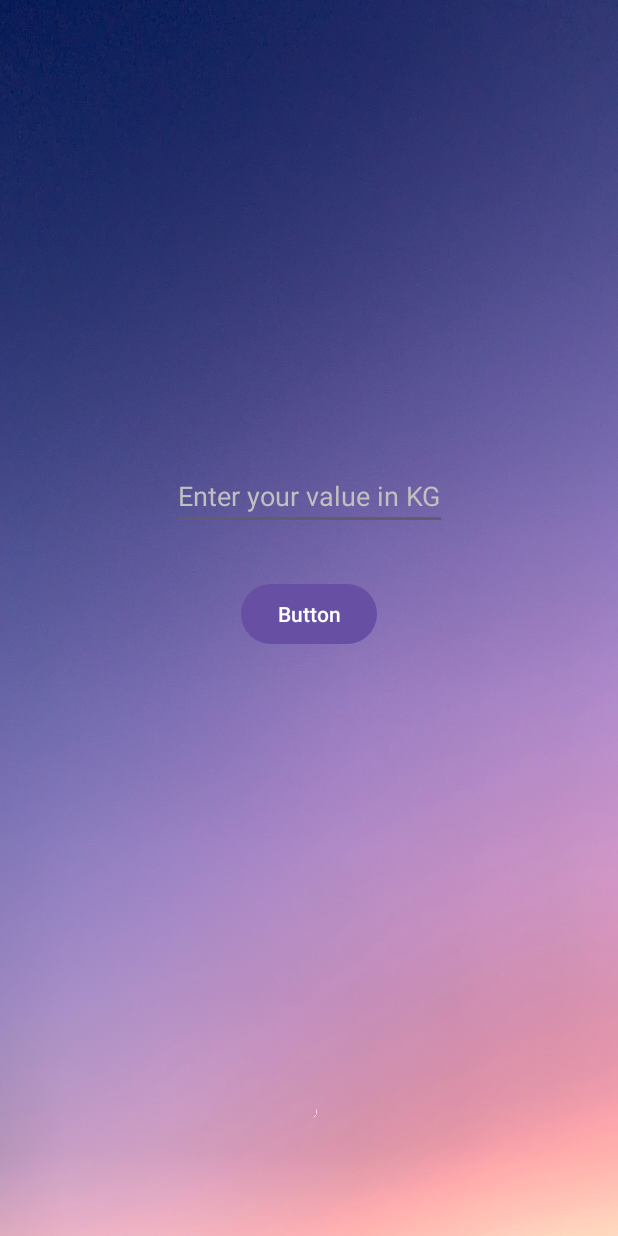
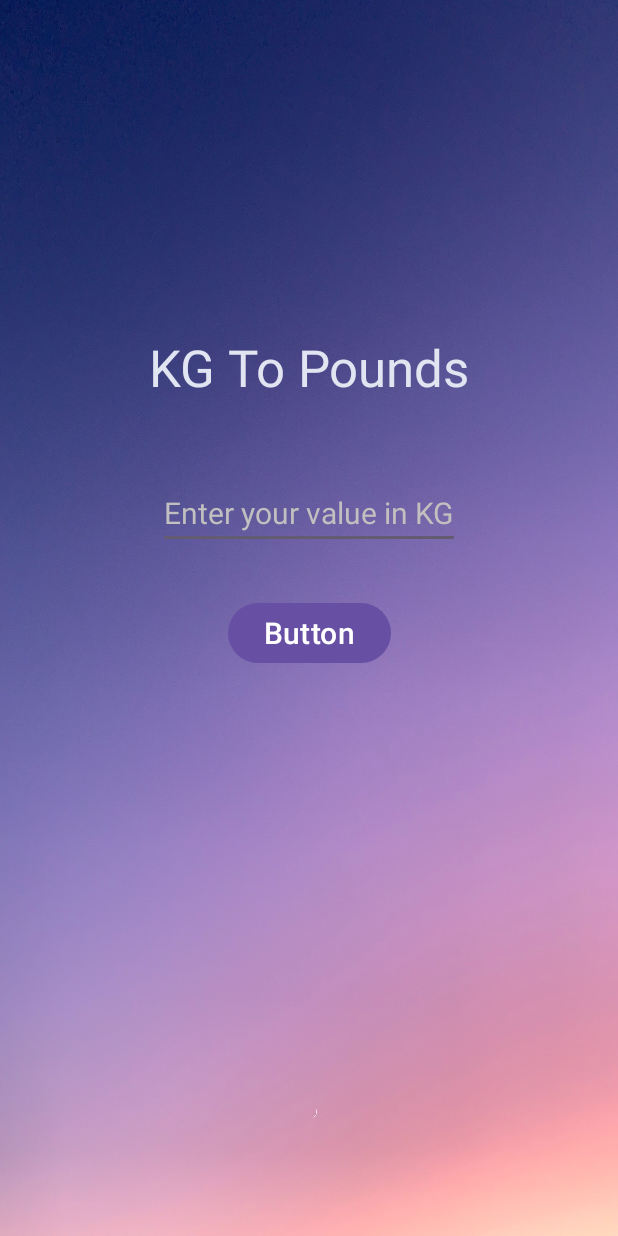
Before and after one commit to Sanket-116/Unit_Converter, an Android app: the screen it shows after launch (MainActivity), on a phone screen of 412 x 824 dp. Run offline under Robolectric (Android 15) with nearby library versions, the phone set to English and light mode, and no system bars.

Commit message:
Some minor changes

```diff
--- a/app/src/main/java/com/example/unit_converter/MainActivity.kt
+++ b/app/src/main/java/com/example/unit_converter/MainActivity.kt
@@ -2,10 +2,28 @@ package com.example.unit_converter
 
 import androidx.appcompat.app.AppCompatActivity
 import android.os.Bundle
+import android.widget.Button
+import android.widget.TextView
 
 class MainActivity : AppCompatActivity() {
     override fun onCreate(savedInstanceState: Bundle?) {
         super.onCreate(savedInstanceState)
         setContentView(R.layout.activity_main)
+
+        var edt : TextView = findViewById(R.id.inputValue)
+        var btn : Button = findViewById(R.id.convertButton)
+        var resultText : TextView = findViewById(R.id.resultTextView)
+
+        btn.setOnClickListener(){
+            var kg = edt.text.toString().toDouble()
+
+            resultText.setText(""+convertToPounds(kg)+"\n Pounds")
+        }
+    }
+
+    fun convertToPounds(kg: Double): Double{
+         var pounds = kg * 2.20462
+
+        return pounds
     }
 }
--- a/app/src/main/res/layout/activity_main.xml
+++ b/app/src/main/res/layout/activity_main.xml
@@ -5,6 +5,7 @@
     android:layout_width="match_parent"
     android:layout_height="match_parent"
     android:background="@drawable/background"
+    android:padding="10dp"
     tools:context=".MainActivity">
 
     <EditText
@@ -14,6 +15,7 @@
         android:layout_marginTop="308dp"
         android:hint="Enter your value in KG"
         android:textColorHint="#C1BFBF"
+        android:textSize="20sp"
         app:layout_constraintEnd_toEndOf="parent"
         app:layout_constraintStart_toStartOf="parent"
         app:layout_constraintTop_toTopOf="parent" />
@@ -24,6 +26,7 @@
         android:layout_height="wrap_content"
         android:layout_marginTop="32dp"
         android:text="Button"
+        android:textSize="20sp"
         app:layout_constraintEnd_toEndOf="parent"
         app:layout_constraintStart_toStartOf="parent"
         app:layout_constraintTop_toBottomOf="@+id/inputValue" />
@@ -32,11 +35,36 @@
         android:id="@+id/resultTextView"
         android:layout_width="wrap_content"
         android:layout_height="wrap_content"
-        android:layout_marginTop="320dp"
+        android:layout_marginTop="40dp"
+        android:gravity="center"
+        android:padding="10dp"
+        android:textColor="#FFFEFE"
         android:textSize="24sp"
         app:layout_constraintEnd_toEndOf="parent"
-        app:layout_constraintHorizontal_bias="0.498"
+        app:layout_constraintHorizontal_bias="0.497"
         app:layout_constraintStart_toStartOf="parent"
-        app:layout_constraintTop_toTopOf="parent" />
+        app:layout_constraintTop_toBottomOf="@+id/convertButton" />
+
+    <EditText
+        android:id="@+id/editTextText"
+        android:layout_width="wrap_content"
+        android:layout_height="wrap_content"
+        android:layout_marginTop="212dp"
+        android:background="@android:color/transparent"
+        android:ems="10"
+        android:gravity="center"
+        android:inputType="text"
+        android:selectAllOnFocus="false"
+        android:singleLine="false"
+        android:text="KG To Pounds"
+        android:textColor="#E1E5F1"
+        android:textSize="34sp"
+        app:layout_constraintBottom_toTopOf="@+id/inputValue"
+        app:layout_constraintEnd_toEndOf="parent"
+        app:layout_constraintHorizontal_bias="0.497"
+        app:layout_constraintStart_toStartOf="parent"
+        app:layout_constraintTop_toTopOf="parent"
+        app:layout_constraintVertical_bias="0.0" />
+
 
 </androidx.constraintlayout.widget.ConstraintLayout>
```
